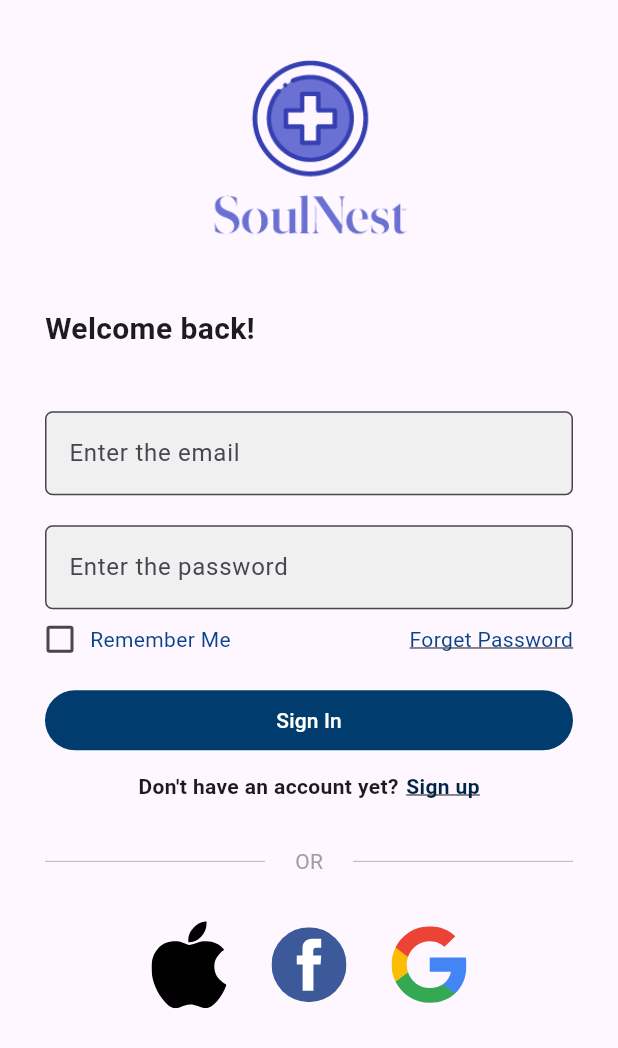
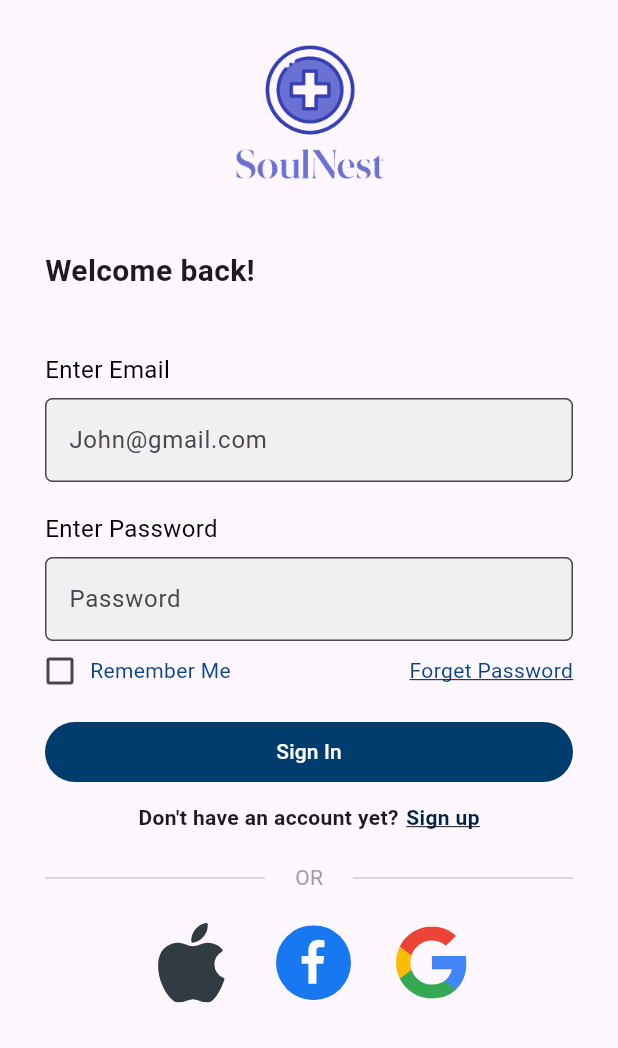
Before and after one commit to Team-CURLYBRACES/SoulNest, a Flutter app: the screen it shows after launch, on a phone screen of 412 x 824 dp. Shown: the top 1048 px of the screen. Run offline on Flutter 3.47's test engine with Material 3 defaults, Android fonts, the phone set to English and light mode, and no system bars; our stand-ins replace flutter_svg; Roboto replaces fonts that are missing (poppins).

```diff
--- a/lib/screens/login_screen/login_screen.dart
+++ b/lib/login_screen.dart
@@ -35,6 +35,7 @@ class LoginScreen extends StatelessWidget {
                     height: 40,
                   ),
                   InputFiled(
+                    textFiledTitle: "Enter Email",
                     inputText: "Enter the email",
                     showText: false,
                   ),
@@ -42,6 +43,7 @@ class LoginScreen extends StatelessWidget {
                     height: 20,
                   ),
                   InputFiled(
+                    textFiledTitle: "Enter Password",
                     inputText: "Enter the password",
                     showText: true,
                   ),
--- a/lib/presentation/screens/login_screen/login_screen.dart
+++ b/lib/presentation/screens/login_screen/login_screen.dart
@@ -23,11 +23,11 @@ class LoginScreen extends StatelessWidget {
                 crossAxisAlignment: CrossAxisAlignment.center,
                 children: [
                   SizedBox(
-                    height: 40,
+                    height: 30,
                   ),
                   Image(
                     image: AssetImage("assets/logos/soulNest.png"),
-                    width: 130,
+                    width: 100,
                   ),
                   SizedBox(
                     height: 40,
@@ -37,14 +37,16 @@ class LoginScreen extends StatelessWidget {
                     height: 40,
                   ),
                   InputFiled(
-                    inputText: "Enter the email",
+                    textFiledTitle: "Enter Email",
+                    inputText: "John@gmail.com",
                     showText: false,
                   ),
                   SizedBox(
                     height: 20,
                   ),
                   InputFiled(
-                    inputText: "Enter the password",
+                    textFiledTitle: "Enter Password",
+                    inputText: "Password",
                     showText: true,
                   ),
                   SizedBox(
@@ -60,11 +62,11 @@ class LoginScreen extends StatelessWidget {
                   ),
                   SignUp(),
                   SizedBox(
-                    height: 30,
+                    height: 20,
                   ),
                   DividerOr(),
                   SizedBox(
-                    height: 30,
+                    height: 20,
                   ),
                   SignInLogos()
                 ],
--- a/lib/presentation/widgets/input_filed.dart
+++ b/lib/presentation/widgets/input_filed.dart
@@ -3,15 +3,33 @@ import 'package:flutter/material.dart';
 class InputFiled extends StatelessWidget {
   final String inputText;
   final bool showText;
+  final String textFiledTitle;
   const InputFiled({
     super.key,
     required this.inputText,
     required this.showText,
+    required this.textFiledTitle,
   });
 
   @override
   Widget build(BuildContext context) {
-    return TextField(
+    return Column(
+      children: [
+        Row(
+          children: [
+            Text(
+              textFiledTitle,
+              style: const TextStyle(
+                color: Colors.black,
+                fontSize: 16,
+              ),
+            ),
+          ],
+        ),
+        const SizedBox(
+          height: 7,
+        ),
+        TextField(
           obscureText: showText,
           decoration: InputDecoration(
             filled: true,
@@ -28,6 +46,8 @@ class InputFiled extends StatelessWidget {
                   color: Colors.black26,
                 )),
           ),
+        ),
+      ],
     );
   }
 }
--- a/lib/presentation/widgets/sign_in_logos.dart
+++ b/lib/presentation/widgets/sign_in_logos.dart
@@ -11,7 +11,7 @@ class SignInLogos extends StatelessWidget {
       children: [
         SvgPicture.asset(
           "assets/images/apple.svg",
-          width: 50,
+          width: 53,
         ),
         const SizedBox(
           width: 30,
@@ -25,7 +25,7 @@ class SignInLogos extends StatelessWidget {
         ),
         SvgPicture.asset(
           "assets/images/google.svg",
-          width: 50,
+          width: 47,
         ),
       ],
     );
```
Also changed, not shown: assets/images/apple.svg, assets/images/facebook.svg, lib/main.dart (renamed from lib/presentation/screens/main.dart), 1 other file. Lines whose indentation alone changed are shown as unchanged.
